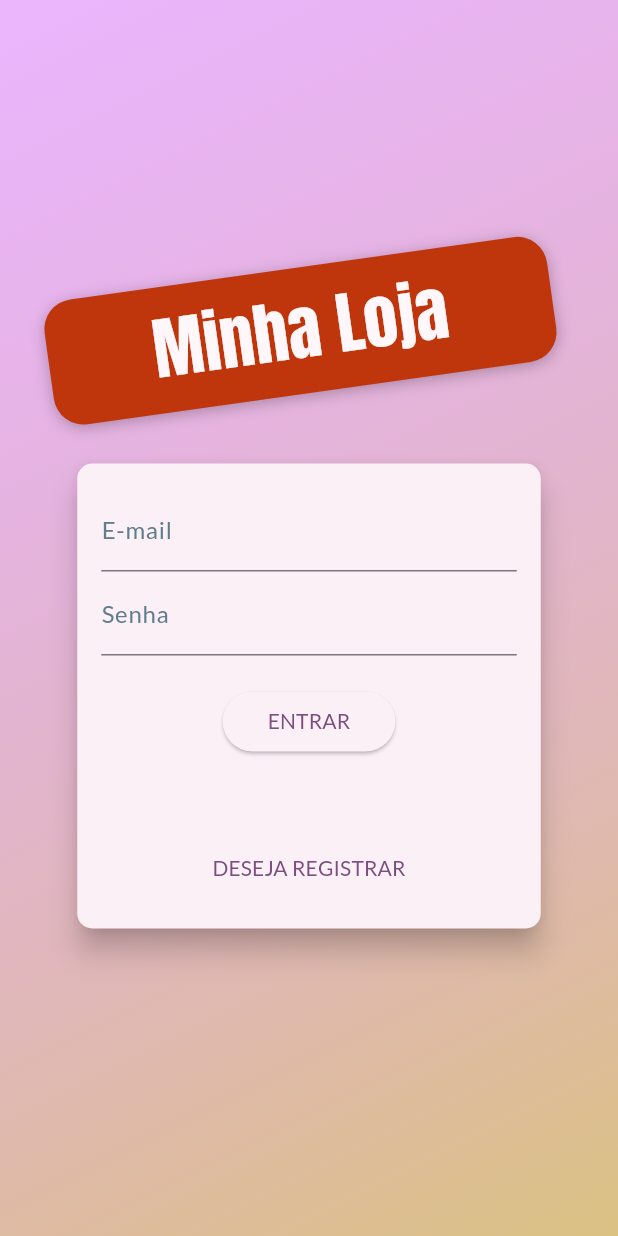
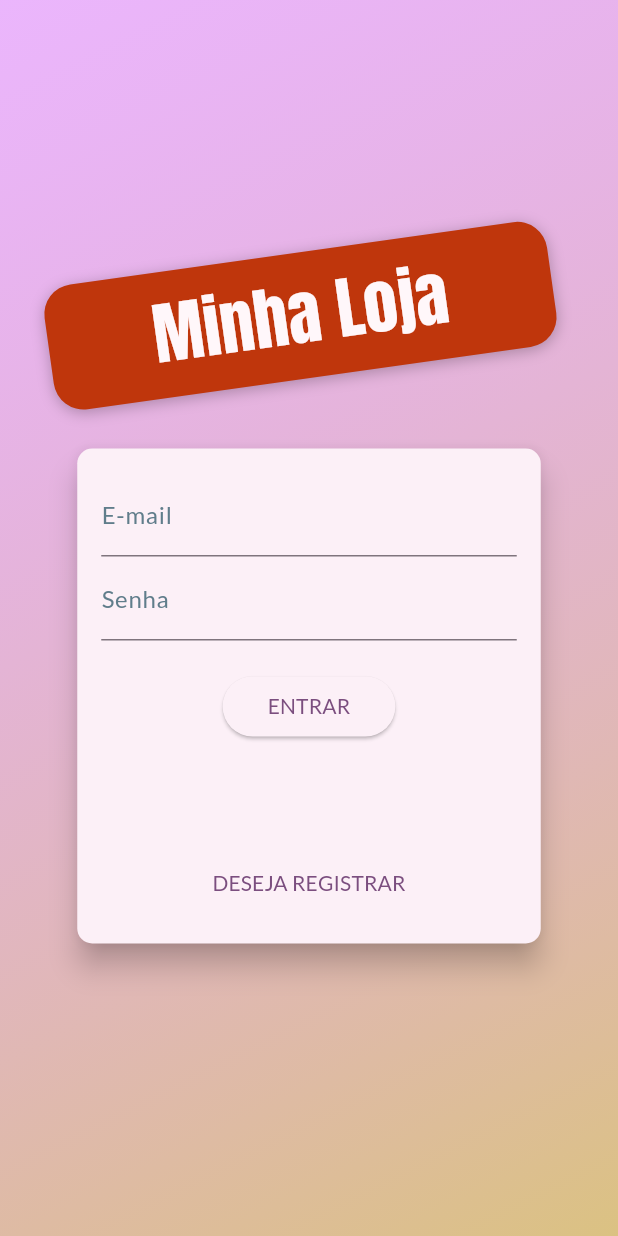
Before and after one commit to hantonny/ShopApp-Curso-de-Dart-Flutter, a Flutter app: the screen it shows after launch, on a phone screen of 412 x 824 dp. Run offline on Flutter 3.47's test engine with Material 3 defaults, Android fonts, the phone set to English and light mode, and no system bars; our stand-ins replace shared_preferences.

Commit message:
Corrigir erros

```diff
--- a/lib/components/auth_form.dart
+++ b/lib/components/auth_form.dart
@@ -145,7 +145,7 @@ class _AuthFormState extends State<AuthForm>
         curve: Curves.linear,
         padding: const EdgeInsets.all(16),
         // height: _isLogin() ? 310 : 400,
-        height: _isLogin() ? 310 : 400,
+        height: _isLogin() ? 330 : 400,
         width: deviceSize.width * 0.75,
         child: Form(
           key: _formKey,
```
Also changed, not shown: pubspec.lock.
